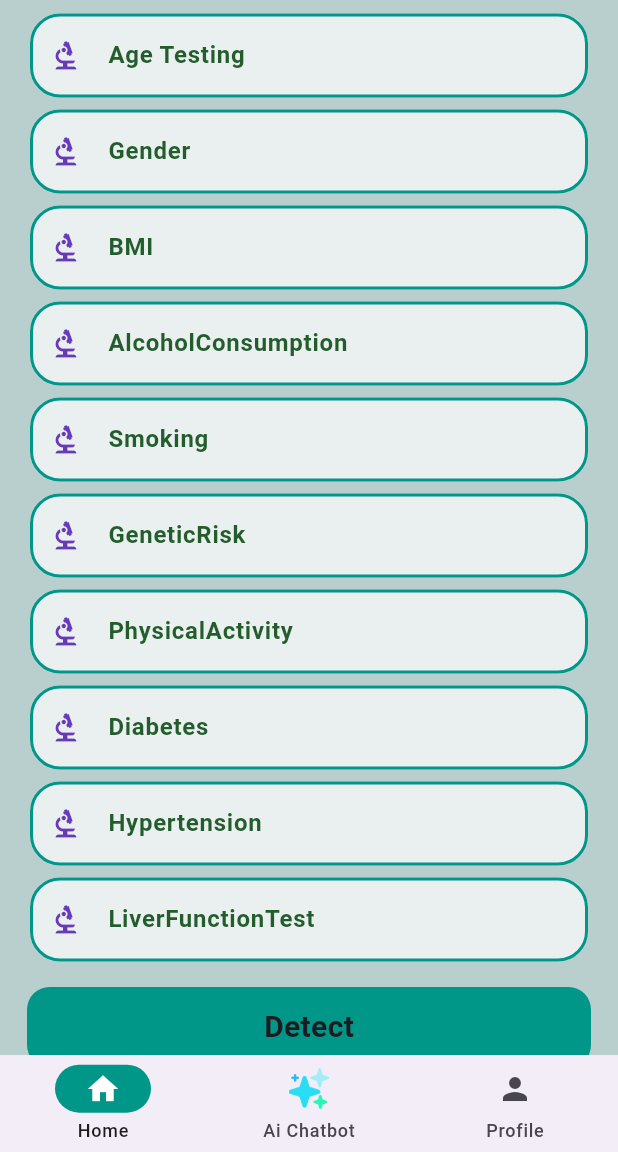
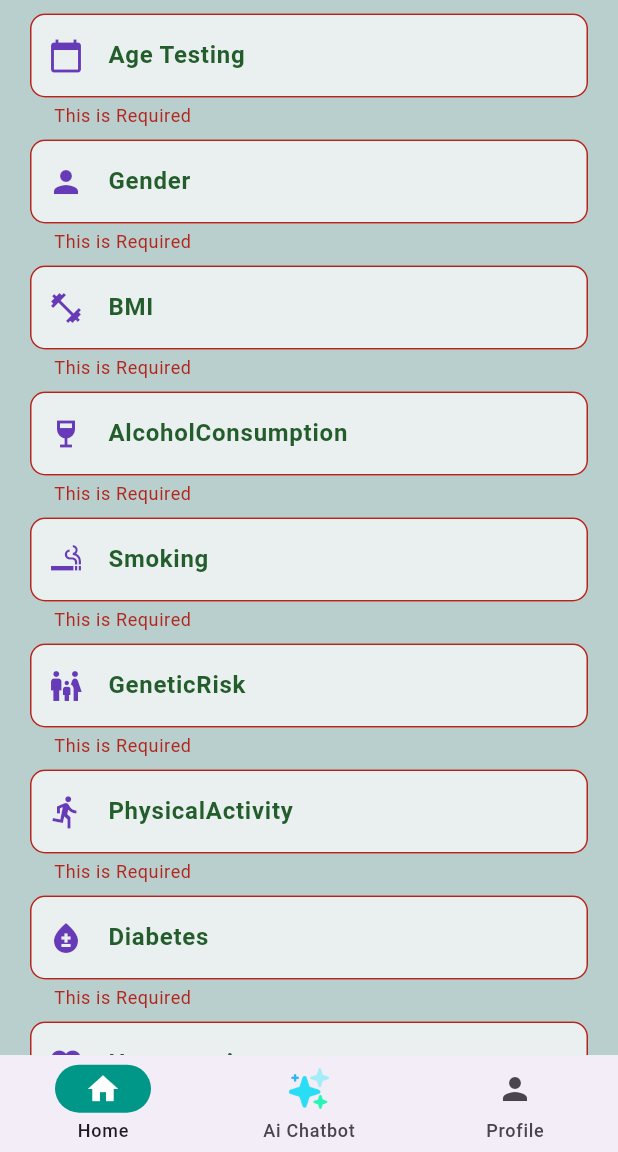
Before and after one commit to iam-talhaa/Liverify_disease_detection_App, a Flutter app: the screen it shows after launch, after a tap on "Detect", on a phone screen of 412 x 824 dp, the part 84-1236 px from its top. Run offline on Flutter 3.47's test engine with Material 3 defaults, Android fonts, the phone set to English and light mode, and no system bars; our stand-ins replace flutter_riverpod, flutter_screenutil, fluttertoast, google_generative_ai, shared_preferences; missing offline and left inert: tflite_flutter; Roboto replaces fonts that are missing (PlayfairDisplay-VariableFont_wght).

Commit message:
Editable Home Screen

```diff
--- a/lib/custom_widgets/custom_button.dart
+++ b/lib/custom_widgets/custom_button.dart
@@ -37,7 +37,11 @@ class _C_buttonState extends State<C_button> {
           child: Center(
             child: Text(
               widget.name,
-              style: TextStyle(fontSize: 20, fontWeight: FontWeight.bold),
+              style: TextStyle(
+                fontSize: 20,
+                fontWeight: FontWeight.bold,
+                color: Colors.white,
+              ),
             ),
           ),
         ),
--- a/lib/screens/home_screen/Home_screen.dart
+++ b/lib/screens/home_screen/Home_screen.dart
@@ -12,6 +12,48 @@ class HomeScreen extends StatefulWidget {
 }
 
 class _HomeScreenState extends State<HomeScreen> {
+  final _formKey = GlobalKey<FormState>();
+  final Map<String, TextEditingController> controllers = {};
+  final Map<String, dynamic> inputData = {};
+  String result = '';
+  final Map<String, Map<String, dynamic>> fields = {
+    'Age Testing': {'type': TextInputType.number, 'icon': Icons.calendar_today},
+    'Gender': {'type': TextInputType.number, 'icon': Icons.person},
+    'BMI': {'type': TextInputType.number, 'icon': Icons.fitness_center},
+    'AlcoholConsumption': {
+      'type': TextInputType.number,
+      'icon': Icons.wine_bar,
+    },
+    'Smoking': {'type': TextInputType.number, 'icon': Icons.smoking_rooms},
+    'GeneticRisk': {
+      'type': TextInputType.number,
+      'icon': Icons.family_restroom,
+    },
+    'PhysicalActivity': {
+      'type': TextInputType.number,
+      'icon': Icons.directions_run,
+    },
+    'Diabetes': {'type': TextInputType.number, 'icon': Icons.bloodtype},
+    'Hypertension': {'type': TextInputType.number, 'icon': Icons.favorite},
+    'LiverFunctionTest': {'type': TextInputType.number, 'icon': Icons.science},
+  };
+
+  @override
+  void initState() {
+    super.initState();
+    for (var key in fields.keys) {
+      controllers[key] = TextEditingController();
+    }
+  }
+
+  @override
+  void dispose() {
+    for (var controller in controllers.values) {
+      controller.dispose();
+    }
+    super.dispose();
+  }
+
   void _showAlertDialog(BuildContext context) {
     showDialog(
       context: context,
@@ -38,21 +80,14 @@ class _HomeScreenState extends State<HomeScreen> {
               ),
             ],
           ),
-          content:
-              result == "No Disease"
-                  ? Padding(
+          content: Padding(
             padding: const EdgeInsets.only(left: 10),
             child: Text(
-                      "No Liver Disease Detected",
-                      style: TextStyle(
-                        fontSize: 15,
-                        fontWeight: FontWeight.bold,
+              result == "No Disease"
+                  ? "No Liver Disease Detected"
+                  : "Non-Alchoholic Fatty Liver Disease Detected",
+              style: TextStyle(fontSize: 15, fontWeight: FontWeight.bold),
             ),
-                    ),
-                  )
-                  : Text(
-                    "Non-Alchoholic Fatty Liver Disease Detected",
-                    style: TextStyle(fontSize: 15, fontWeight: FontWeight.bold),
           ),
           actions: [
             TextButton(
@@ -66,25 +101,13 @@ class _HomeScreenState extends State<HomeScreen> {
       },
     );
   }
-  // Save data to SharedPreferences
 
-  final _formKey = GlobalKey<FormState>();
-  final Map<String, dynamic> inputData = {};
+  void _clearAllFields() {
+    controllers.forEach((key, controller) {
+      controller.clear();
+    });
+  }
 
-  final fields = {
-    'Age Testing': TextInputType.number,
-    'Gender': TextInputType.number,
-    'BMI': TextInputType.number,
-    'AlcoholConsumption': TextInputType.number,
-    'Smoking': TextInputType.number,
-    'GeneticRisk': TextInputType.number,
-    'PhysicalActivity': TextInputType.number,
-    'Diabetes': TextInputType.number,
-    'Hypertension': TextInputType.number,
-    'LiverFunctionTest': TextInputType.number,
-  };
-
-  String result = '';
   @override
   Widget build(BuildContext context) {
     return Scaffold(
@@ -93,7 +116,6 @@ class _HomeScreenState extends State<HomeScreen> {
         title: Row(
           children: [
             Image(height: 37, image: AssetImage('assets/liver_logo.png')),
-
             Text(
               'Liverify',
               style: TextStyle(
@@ -120,14 +142,18 @@ class _HomeScreenState extends State<HomeScreen> {
                     horizontal: 20,
                   ),
                   child: TextFormField(
+                    controller: controllers[e.key],
                     validator: (myvale) {
                       if (myvale == null || myvale.isEmpty) {
                         return "This is Required";
                       }
-                      null;
+                      return null;
                     },
                     decoration: InputDecoration(
-                      prefixIcon: Icon(Icons.biotech, color: Colors.deepPurple),
+                      prefixIcon: Icon(
+                        e.value['icon'] as IconData,
+                        color: Colors.deepPurple,
+                      ),
                       filled: true,
                       fillColor: Color(0xffEAEFEF),
                       labelStyle: TextStyle(
@@ -145,17 +171,13 @@ class _HomeScreenState extends State<HomeScreen> {
                           width: 4,
                         ),
                       ),
-
                       hintStyle: TextStyle(color: Colors.purple.shade200),
                       labelText: e.key,
                       border: OutlineInputBorder(
                         borderRadius: BorderRadius.circular(10),
                       ),
                     ),
-                    keyboardType: e.value,
-                    onSaved:
-                        (val) =>
-                            inputData[e.key] = double.tryParse(val ?? '0') ?? 0,
+                    keyboardType: e.value['type'],
                   ),
                 ),
               ),
@@ -166,41 +188,45 @@ class _HomeScreenState extends State<HomeScreen> {
                   name: "Detect",
                   B_color: Colors.teal,
                   ontap: () async {
-                    _formKey.currentState?.save();
+                    if (_formKey.currentState!.validate()) {
+                      // Save and convert inputs
+                      inputData.clear();
+                      controllers.forEach((key, controller) {
+                        inputData[key] =
+                            double.tryParse(controller.text.trim()) ?? 0.0;
+                      });
+
                       final prediction = await PredictionService().predict(
                         inputData,
                       );
 
                       setState(() {
+                        result =
+                            prediction > 0.5
+                                ? 'Disease Detected'
+                                : 'No Disease';
                         _showAlertDialog(context);
-                      result =
-                          prediction > 0.5 ? 'Disease Detected' : 'No Disease';
                       });
 
-                    // _formKey.currentState?.save();
+                      _clearAllFields(); // Clear fields after prediction
+                    }
                   },
                   b_Width: 100.0.w,
                   b_height: 45.0.h,
                 ),
               ),
               SizedBox(height: 10),
-
               Center(
                 child:
                     result == ''
                         ? null
                         : Container(
                           height: 100.h,
-                          width: double.infinity.w,
-
+                          width: double.infinity,
                           decoration: BoxDecoration(color: LightBlue),
                           child: Row(
                             children: [
                               SizedBox(width: 10),
-                              // Text(
-                              //   'Prediction: $result',
-                              //   style: TextStyle(fontSize: 20, fontWeight: FontWeight.bold),
-                              // ),
                               Image(
                                 height: 80,
                                 image: AssetImage(
@@ -216,7 +242,6 @@ class _HomeScreenState extends State<HomeScreen> {
                                     : "No Liver Disease",
                                 style: TextStyle(
                                   fontWeight: FontWeight.bold,
-
                                   fontSize: 20,
                                 ),
                               ),
--- a/lib/screens/home_screen/prediction_service.dart
+++ b/lib/screens/home_screen/prediction_service.dart
@@ -3,29 +3,42 @@ import 'package:tflite_flutter/tflite_flutter.dart';
 
 class PredictionService {
   Future<double> predict(Map<String, dynamic> inputData) async {
-    Future<void> saveInputs(Map<String, dynamic> data) async {
-      final prefs = await SharedPreferences.getInstance();
-      for (var entry in data.entries) {
-        prefs.setDouble(entry.key, entry.value);
-      }
+    // Normalize field names (e.g. 'Age Testing' -> 'Age')
+    final normalizedInput = {
+      'Age': inputData['Age Testing'] ?? inputData['Age'] ?? 0.0,
+      'Gender': inputData['Gender'] ?? 0.0,
+      'BMI': inputData['BMI'] ?? 0.0,
+      'AlcoholConsumption': inputData['AlcoholConsumption'] ?? 0.0,
+      'Smoking': inputData['Smoking'] ?? 0.0,
+      'GeneticRisk': inputData['GeneticRisk'] ?? 0.0,
+      'PhysicalActivity': inputData['PhysicalActivity'] ?? 0.0,
+      'Diabetes': inputData['Diabetes'] ?? 0.0,
+      'Hypertension': inputData['Hypertension'] ?? 0.0,
+      'LiverFunctionTest': inputData['LiverFunctionTest'] ?? 0.0,
+    };
+
+    // Save inputs to SharedPreferences
+    final prefs = await SharedPreferences.getInstance();
+    for (var entry in normalizedInput.entries) {
+      prefs.setDouble(entry.key, entry.value);
     }
 
-    await saveInputs(inputData);
+    // Load TFLite model
     final interpreter = await Interpreter.fromAsset('assets/ann_model.tflite');
 
-    // Prepare input in the required format: 1x10 matrix
+    // Normalize input values
     final input = [
       [
-        (inputData['Age'] - 50.39) / 17.64,
-        (inputData['Gender'] - 0.50) / 0.50,
-        (inputData['BMI'] - 27.70) / 7.21,
-        (inputData['AlcoholConsumption'] - 9.83) / 5.76,
-        (inputData['Smoking'] - 0.29) / 0.45,
-        (inputData['GeneticRisk'] - 0.52) / 0.67,
-        (inputData['PhysicalActivity'] - 5.00) / 2.85,
-        (inputData['Diabetes'] - 0.14) / 0.35,
-        (inputData['Hypertension'] - 0.15) / 0.36,
-        (inputData['LiverFunctionTest'] - 59.86) / 22.99,
+        (normalizedInput['Age']! - 50.39) / 17.64,
+        (normalizedInput['Gender']! - 0.50) / 0.50,
+        (normalizedInput['BMI']! - 27.70) / 7.21,
+        (normalizedInput['AlcoholConsumption']! - 9.83) / 5.76,
+        (normalizedInput['Smoking']! - 0.29) / 0.45,
+        (normalizedInput['GeneticRisk']! - 0.52) / 0.67,
+        (normalizedInput['PhysicalActivity']! - 5.00) / 2.85,
+        (normalizedInput['Diabetes']! - 0.14) / 0.35,
+        (normalizedInput['Hypertension']! - 0.15) / 0.36,
+        (normalizedInput['LiverFunctionTest']! - 59.86) / 22.99,
       ],
     ];
 
--- a/pubspec.yaml
+++ b/pubspec.yaml
@@ -40,6 +40,7 @@ dependencies:
   shared_preferences: ^2.5.3
   flutter_riverpod: ^2.6.1
   google_generative_ai: ^0.4.7
+  image_picker: ^1.1.2
 
 dev_dependencies:
   flutter_test:
```
Also changed, not shown: lib/screens/profile_screen/profile_screen.dart (+23 -9 lines), pubspec.lock, 5 other files. Lines whose indentation alone changed are shown as unchanged.
